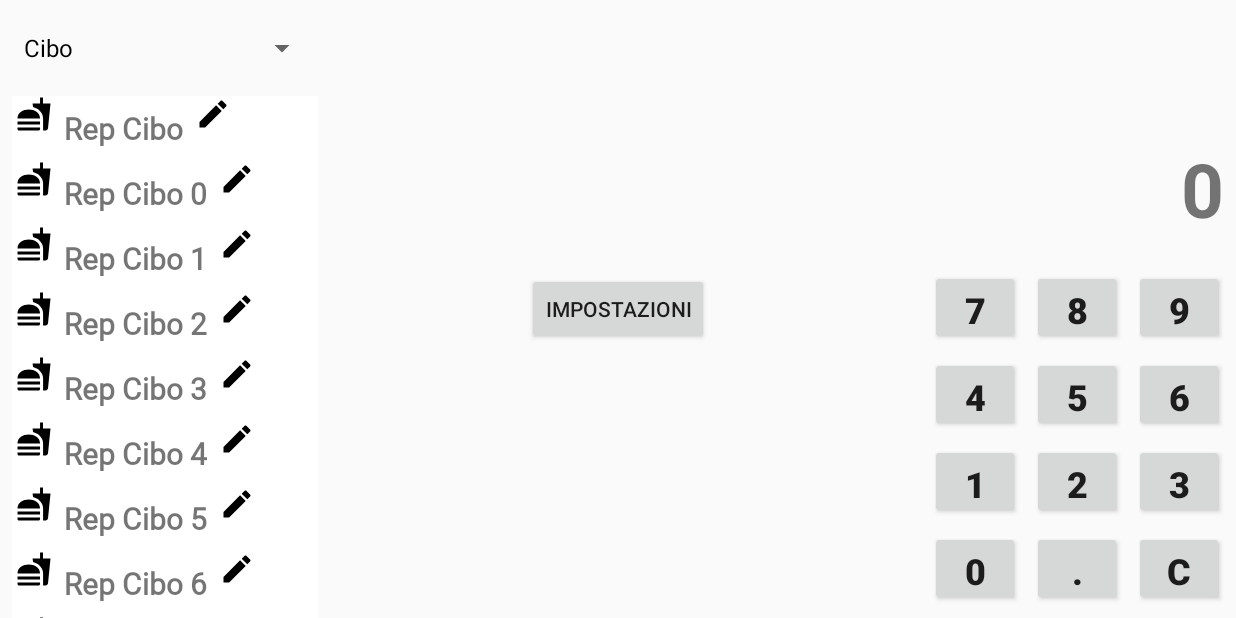
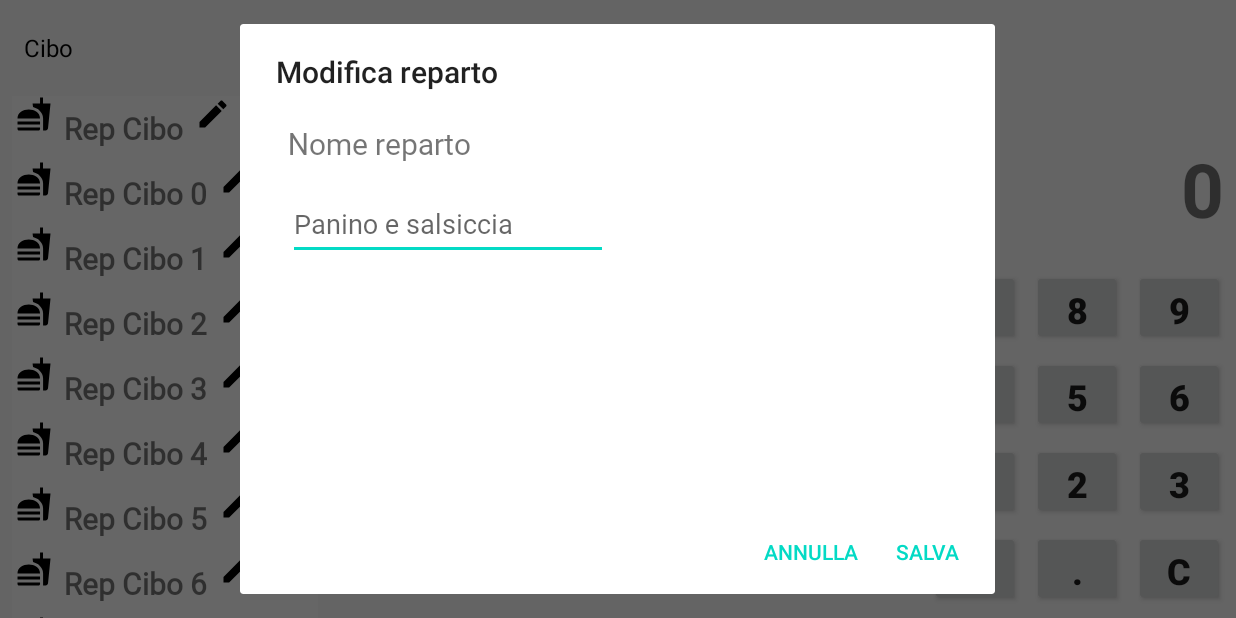
Before and after one commit to simone-di-paolo/cash-register-android, an Android app: the screen it shows after launch (MainActivity), after a tap on an icon or button, on a phone screen of 824 x 412 dp (held sideways). Run offline under Robolectric (Android 15) with nearby library versions, the phone set to English and light mode, and no system bars.

Commit message:
Feature - Created the Edit Reparto Dialog

```diff
--- a/app/src/main/java/com/dev/simonedipaolo/cashregister/adapters/RepartiAdapter.java
+++ b/app/src/main/java/com/dev/simonedipaolo/cashregister/adapters/RepartiAdapter.java
@@ -9,24 +9,29 @@ import android.widget.TextView;
 import android.widget.Toast;
 
 import androidx.annotation.NonNull;
+import androidx.fragment.app.Fragment;
 import androidx.recyclerview.widget.RecyclerView;
 
 import com.dev.simonedipaolo.cashregister.R;
+import com.dev.simonedipaolo.cashregister.utils.EditRepartoDialog;
 
 /**
  * Created by Simone Di Paolo on 31/07/2022.
  */
 public class RepartiAdapter extends RecyclerView.Adapter<RepartiAdapter.RepartiViewHolder> {
 
+    private Context context;
+    private Fragment fragment;
+
     private String repartiNames[];
     private int repartiImages[];
     private int editIcon;
-    private Context context;
     private int index;
     private int howManyReparti;
 
-    public RepartiAdapter(Context context, String repartiNames[], int repartiImages[], int editIcon, int index) {
+    public RepartiAdapter(Context context, Fragment fragment, String repartiNames[], int repartiImages[], int editIcon, int index) {
         this.context = context;
+        this.fragment = fragment;
         this.repartiNames = repartiNames;
         this.repartiImages = repartiImages;
         this.editIcon = editIcon;
@@ -34,8 +39,9 @@ public class RepartiAdapter extends RecyclerView.Adapter<RepartiAdapter.RepartiV
         this.howManyReparti = 0;
     }
 
-    public RepartiAdapter(Context context, String repartiNames[], int repartiImages[], int index, int editIcon, int howManyReparti) {
+    public RepartiAdapter(Context context, Fragment fragment, String repartiNames[], int repartiImages[], int index, int editIcon, int howManyReparti) {
         this.context = context;
+        this.fragment = fragment;
         this.repartiNames = repartiNames;
         this.repartiImages = repartiImages;
         this.editIcon = editIcon;
@@ -69,6 +75,7 @@ public class RepartiAdapter extends RecyclerView.Adapter<RepartiAdapter.RepartiV
             @Override
             public void onClick(View view) {
                 Toast.makeText(context, "" + holder.getAdapterPosition(), Toast.LENGTH_SHORT).show();
+                EditRepartoDialog.openDialog(fragment.getParentFragmentManager());
             }
         });
     }
--- a/app/src/main/java/com/dev/simonedipaolo/cashregister/fragments/CashRegisterFragment.java
+++ b/app/src/main/java/com/dev/simonedipaolo/cashregister/fragments/CashRegisterFragment.java
@@ -66,13 +66,6 @@ public class CashRegisterFragment extends Fragment implements AdapterView.OnItem
         viewsInitializer(v);
         createDropdownList();
 
-        /*
-        repartiCiboNames = getResources().getStringArray(R.array.reparto_cibo_default_string_name);
-        repartiBibiteNames = getResources().getStringArray(R.array.reparto_bibite_default_string_name);
-        repartiCocktailNames = getResources().getStringArray(R.array.reparto_cocktail_default_string_name);;
-        repartiAltroNames = getResources().getStringArray(R.array.reparto_altro_default_string_name);
-        */
-
         repartiCiboNames = ResourcesRetriever.getRepartiCiboNames(this.getContext());
         repartiBibiteNames = ResourcesRetriever.getRepartiBibiteNames(this.getContext());
         repartiCocktailNames = ResourcesRetriever.getRepartiCocktailNames(this.getContext());
@@ -81,7 +74,7 @@ public class CashRegisterFragment extends Fragment implements AdapterView.OnItem
         editIcon = ResourcesRetriever.getEditIcon();
 
         // custom adapter for reparti
-        repartiAdapter = new RepartiAdapter(this.getContext(), repartiCiboNames, repartiImages, editIcon, 0);
+        repartiAdapter = new RepartiAdapter(this.getContext(), this, repartiCiboNames, repartiImages, editIcon, 0);
         recyclerView.setAdapter(repartiAdapter);
         recyclerView.setLayoutManager(new LinearLayoutManager(this.getContext()));
 
@@ -128,22 +121,22 @@ public class CashRegisterFragment extends Fragment implements AdapterView.OnItem
 
         switch(i) {
             case 0:
-                repartiAdapter = new RepartiAdapter(this.getContext(), repartiCiboNames, repartiImages, editIcon, i);
+                repartiAdapter = new RepartiAdapter(this.getContext(), this, repartiCiboNames, repartiImages, editIcon, i);
                 recyclerView.setAdapter(repartiAdapter);
                 recyclerView.setLayoutManager(new LinearLayoutManager(this.getContext()));
                 break;
             case 1:
-                repartiAdapter = new RepartiAdapter(this.getContext(), repartiBibiteNames, repartiImages, editIcon, i);
+                repartiAdapter = new RepartiAdapter(this.getContext(), this, repartiBibiteNames, repartiImages, editIcon, i);
                 recyclerView.setAdapter(repartiAdapter);
                 recyclerView.setLayoutManager(new LinearLayoutManager(this.getContext()));
                 break;
             case 2:
-                repartiAdapter = new RepartiAdapter(this.getContext(), repartiCocktailNames, repartiImages, editIcon, i);
+                repartiAdapter = new RepartiAdapter(this.getContext(), this, repartiCocktailNames, repartiImages, editIcon, i);
                 recyclerView.setAdapter(repartiAdapter);
                 recyclerView.setLayoutManager(new LinearLayoutManager(this.getContext()));
                 break;
             case 3:
-                repartiAdapter = new RepartiAdapter(this.getContext(), repartiAltroNames, repartiImages, editIcon, i);
+                repartiAdapter = new RepartiAdapter(this.getContext(), this, repartiAltroNames, repartiImages, editIcon, i);
                 recyclerView.setAdapter(repartiAdapter);
                 recyclerView.setLayoutManager(new LinearLayoutManager(this.getContext()));
                 break;
--- a/app/src/main/java/com/dev/simonedipaolo/cashregister/fragments/ConfiguraRepartiFragment.java
+++ b/app/src/main/java/com/dev/simonedipaolo/cashregister/fragments/ConfiguraRepartiFragment.java
@@ -7,12 +7,10 @@ import android.view.View;
 import android.view.ViewGroup;
 import android.widget.Button;
 import android.widget.EditText;
-import android.widget.Toast;
 
 import androidx.annotation.NonNull;
 import androidx.annotation.Nullable;
 import androidx.fragment.app.Fragment;
-import androidx.navigation.NavDirections;
 import androidx.recyclerview.widget.LinearLayoutManager;
 import androidx.recyclerview.widget.RecyclerView;
 
@@ -61,20 +59,26 @@ public class ConfiguraRepartiFragment extends Fragment {
     }
 
     private void instantiateViews(View v) {
+
+        ConfiguraRepartiFragment instance = this;
+
         howManyReparti = v.findViewById(R.id.howManyRepartiEditText);
         howManyReparti.setInputType(InputType.TYPE_CLASS_NUMBER);
 
-        repartiAdapter = new RepartiAdapter(this.getContext(), repartiNames, repartiImages, editIcon, repartoIndex);
+        repartiAdapter = new RepartiAdapter(this.getContext(), instance, repartiNames, repartiImages, editIcon, repartoIndex);
 
         creaReparti = v.findViewById(R.id.crea_reparti_button);
         creaReparti.setOnClickListener(new View.OnClickListener() {
             @Override
             public void onClick(View view) {
-                //Toast.makeText(getActivity().getApplicationContext(), howManyReparti.getText().toString(), Toast.LENGTH_SHORT).show();
-                repartiAdapter = new RepartiAdapter(getActivity().getApplicationContext(), repartiNames, repartiImages, repartoIndex, editIcon, Integer.parseInt(howManyReparti.getText().toString()));
-                // custom adapter for reparti
-                recyclerView.setAdapter(repartiAdapter);
-                recyclerView.setLayoutManager(new LinearLayoutManager(getActivity().getApplicationContext()));
+                try {
+                    repartiAdapter = new RepartiAdapter(getActivity().getApplicationContext(), instance, repartiNames, repartiImages, repartoIndex, editIcon, Integer.parseInt(howManyReparti.getText().toString()));
+                    // custom adapter for reparti
+                    recyclerView.setAdapter(repartiAdapter);
+                    recyclerView.setLayoutManager(new LinearLayoutManager(getActivity().getApplicationContext()));
+                } catch (NumberFormatException e) {
+                    e.printStackTrace();
+                }
             }
         });
     }
@@ -96,7 +100,6 @@ public class ConfiguraRepartiFragment extends Fragment {
         }
         repartiImages = ResourcesRetriever.getRepartiImages();
         editIcon = ResourcesRetriever.getEditIcon();
-
     }
 
 }
--- /dev/null
+++ b/app/src/main/java/com/dev/simonedipaolo/cashregister/utils/EditRepartoDialog.java
@@ -0,0 +1,60 @@
+package com.dev.simonedipaolo.cashregister.utils;
+
+
+import android.app.Dialog;
+import android.content.Context;
+import android.content.DialogInterface;
+import android.os.Bundle;
+import android.view.LayoutInflater;
+import android.view.View;
+import android.widget.EditText;
+
+import androidx.annotation.NonNull;
+import androidx.annotation.Nullable;
+import androidx.appcompat.app.AlertDialog;
+import androidx.appcompat.app.AppCompatDialogFragment;
+import androidx.fragment.app.FragmentManager;
+
+import com.dev.simonedipaolo.cashregister.R;
+
+/**
+ * Created by Simone Di Paolo on 01/08/2022.
+ */
+public class EditRepartoDialog extends AppCompatDialogFragment {
+
+    private EditText repartoNameEditText;
+
+    @NonNull
+    @Override
+    public Dialog onCreateDialog(@Nullable Bundle savedInstanceState) {
+
+        AlertDialog.Builder builder = new AlertDialog.Builder(getContext());
+
+        LayoutInflater inflater = getActivity().getLayoutInflater();
+        View v = inflater.inflate(R.layout.edit_reparto_dialog, null);
+
+        repartoNameEditText = v.findViewById(R.id.nameRepartoEditText);
+
+        builder.setView(v)
+                .setTitle("Modifica reparto")
+                .setNegativeButton("Annulla", new DialogInterface.OnClickListener() {
+                    @Override
+                    public void onClick(DialogInterface dialogInterface, int i) {
+
+                    }
+                })
+                .setPositiveButton("Salva", new DialogInterface.OnClickListener() {
+                    @Override
+                    public void onClick(DialogInterface dialogInterface, int i) {
+
+                    }
+                });
+        return builder.create();
+    }
+
+    public static void openDialog(FragmentManager fragmentManager) {
+        EditRepartoDialog editRepartoDialog = new EditRepartoDialog();
+        editRepartoDialog.show(fragmentManager, "Modifica reparto");
+    }
+
+}
--- /dev/null
+++ b/app/src/main/res/layout/edit_reparto_dialog.xml
@@ -0,0 +1,43 @@
+<?xml version="1.0" encoding="utf-8"?>
+<androidx.constraintlayout.widget.ConstraintLayout xmlns:android="http://schemas.android.com/apk/res/android"
+    xmlns:app="http://schemas.android.com/apk/res-auto"
+    xmlns:tools="http://schemas.android.com/tools"
+    android:layout_width="match_parent"
+    android:layout_height="match_parent"
+    android:padding="16dp">
+
+    <EditText
+        android:id="@+id/nameRepartoEditText"
+        android:layout_width="wrap_content"
+        android:layout_height="wrap_content"
+        android:layout_marginStart="16dp"
+        android:layout_marginTop="16dp"
+        android:layout_marginBottom="616dp"
+        android:ems="10"
+        android:fontFamily="@font/roboto"
+        android:inputType="textPersonName"
+        android:minHeight="48dp"
+        android:hint="@string/panino_e_salsiccia_hint"
+        app:layout_constraintBottom_toBottomOf="parent"
+        app:layout_constraintEnd_toEndOf="parent"
+        app:layout_constraintHorizontal_bias="0.0"
+        app:layout_constraintStart_toStartOf="parent"
+        app:layout_constraintTop_toBottomOf="@+id/editNameRepartoTextField"
+        app:layout_constraintVertical_bias="0.0" />
+
+    <TextView
+        android:id="@+id/editNameRepartoTextField"
+        android:layout_width="wrap_content"
+        android:layout_height="wrap_content"
+        android:layout_marginStart="16dp"
+        android:fontFamily="@font/roboto"
+        android:text="@string/edit_nome_reparto"
+        android:textSize="20sp"
+        app:layout_constraintBottom_toBottomOf="parent"
+        app:layout_constraintEnd_toEndOf="parent"
+        app:layout_constraintHorizontal_bias="0.0"
+        app:layout_constraintStart_toStartOf="parent"
+        app:layout_constraintTop_toTopOf="parent"
+        app:layout_constraintVertical_bias="0.022" />
+
+</androidx.constraintlayout.widget.ConstraintLayout>
--- a/app/src/main/res/layout/fragment_configure_reparti.xml
+++ b/app/src/main/res/layout/fragment_configure_reparti.xml
@@ -7,16 +7,15 @@
 
     <androidx.recyclerview.widget.RecyclerView
         android:id="@+id/repartiSettingsRecyclerView"
-        android:layout_width="204dp"
+        android:layout_width="0dp"
         android:layout_height="0dp"
-        android:layout_marginStart="16dp"
         android:layout_marginTop="8dp"
         android:layout_marginEnd="16dp"
         android:layout_marginBottom="16dp"
         app:layout_constraintBottom_toBottomOf="parent"
         app:layout_constraintEnd_toEndOf="parent"
         app:layout_constraintHorizontal_bias="1.0"
-        app:layout_constraintStart_toStartOf="parent"
+        app:layout_constraintStart_toStartOf="@+id/cliccaPerCambiareNomeTextField"
         app:layout_constraintTop_toBottomOf="@+id/cliccaPerCambiareNomeTextField"
         app:layout_constraintVertical_bias="0.0" />
 
@@ -101,8 +100,9 @@
 
     <TextView
         android:id="@+id/cliccaPerCambiareNomeTextField"
-        android:layout_width="204dp"
-        android:layout_height="52dp"
+        android:layout_width="0dp"
+        android:layout_height="50dp"
+        android:layout_marginStart="16dp"
         android:layout_marginTop="16dp"
         android:layout_marginEnd="16dp"
         android:fontFamily="@font/roboto"
@@ -113,7 +113,7 @@
         app:layout_constraintBottom_toBottomOf="parent"
         app:layout_constraintEnd_toEndOf="parent"
         app:layout_constraintHorizontal_bias="1.0"
-        app:layout_constraintStart_toStartOf="@+id/repartiSettingsRecyclerView"
+        app:layout_constraintStart_toEndOf="@+id/howManyRepartiText"
         app:layout_constraintTop_toTopOf="parent"
-        app:layout_constraintVertical_bias="0.0" />
+        app:layout_constraintVertical_bias="0.002" />
 </androidx.constraintlayout.widget.ConstraintLayout>
--- a/app/src/main/res/values/strings.xml
+++ b/app/src/main/res/values/strings.xml
@@ -107,6 +107,8 @@
     <string name="configura_rep_bibite">Configura Rep Bibite</string>
     <string name="configura_rep_cocktail">Configura Rep Cocktail</string>
     <string name="configura_rep_altro">Configura Rep Altro</string>
+    <string name="edit_nome_reparto">Nome reparto</string>
+    <string name="panino_e_salsiccia_hint">Panino e salsiccia</string>
 
 
 </resources>
```
